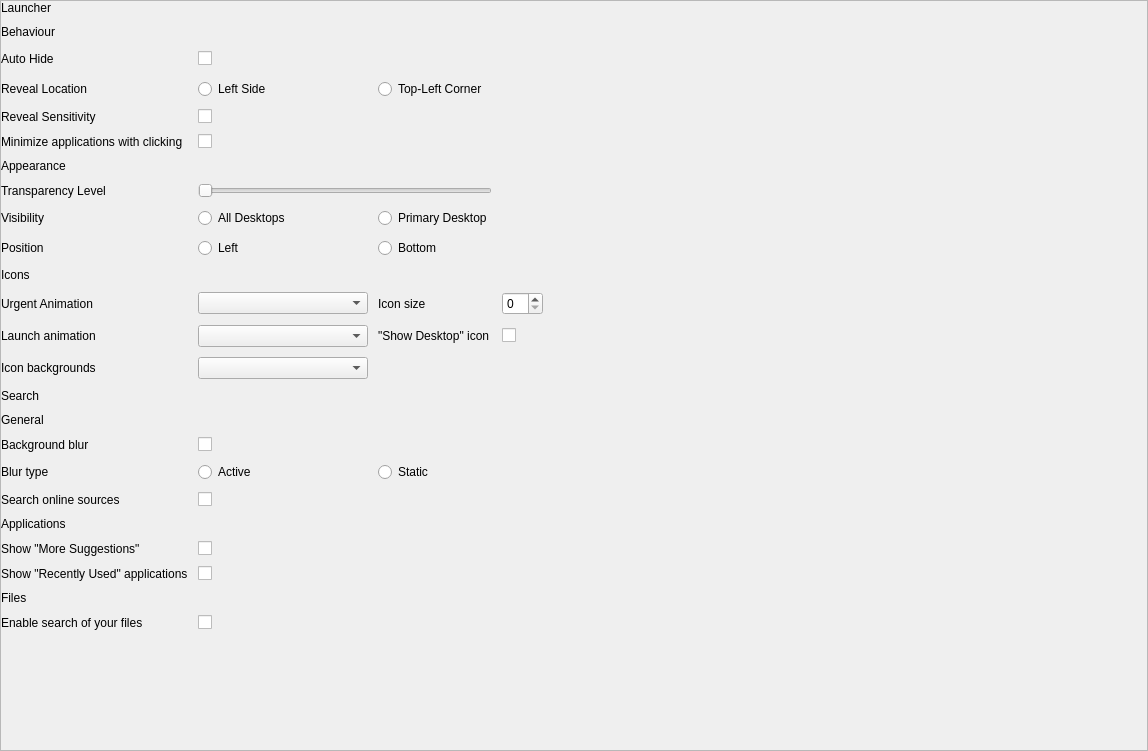
Before: the Qt Designer form stacer/Pages/GnomeSettings/unity_settings.ui in oguzhaninan/Stacer, drawn with Qt 5.
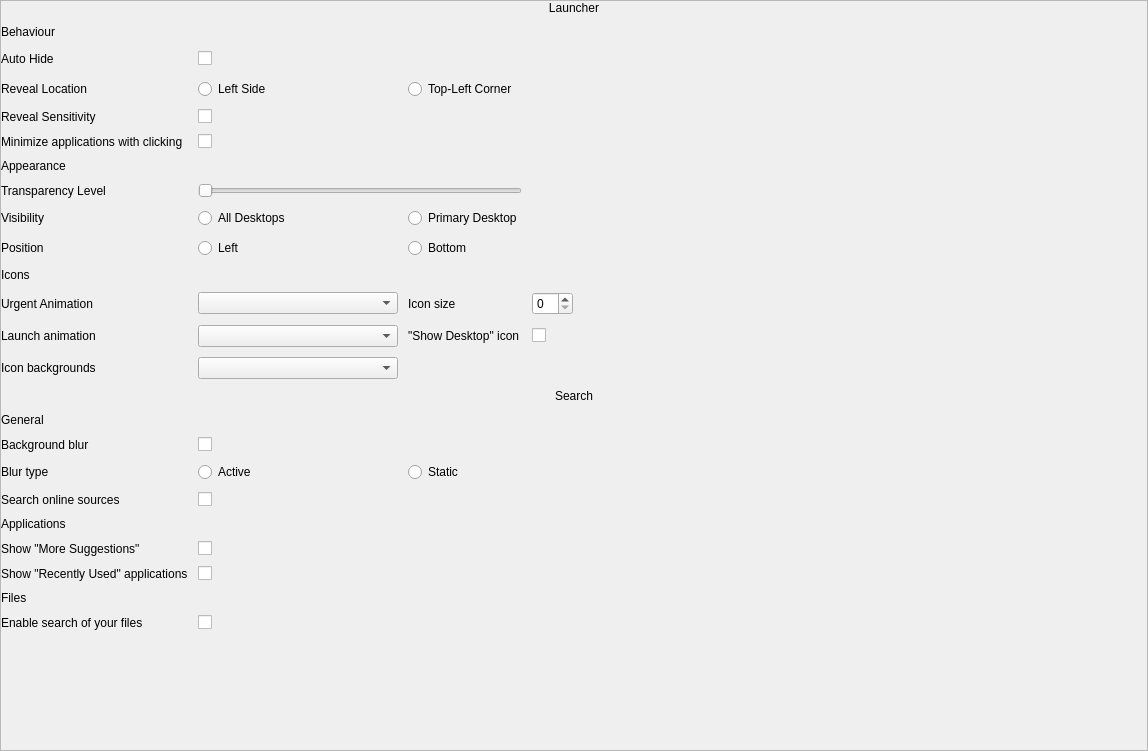
After: the same form once the commit is applied.

Commit message: updated settings design

```diff
--- a/stacer/Pages/GnomeSettings/unity_settings.ui
+++ b/stacer/Pages/GnomeSettings/unity_settings.ui
@@ -67,6 +67,9 @@
          <property name="text">
           <string>Launcher</string>
          </property>
+         <property name="alignment">
+          <set>Qt::AlignCenter</set>
+         </property>
         </widget>
        </item>
        <item row="2" column="0">
@@ -253,13 +256,13 @@
          </property>
          <property name="minimumSize">
           <size>
-           <width>170</width>
+           <width>200</width>
            <height>0</height>
           </size>
          </property>
          <property name="maximumSize">
           <size>
-           <width>250</width>
+           <width>300</width>
            <height>16777215</height>
           </size>
          </property>
@@ -295,13 +298,13 @@
          </property>
          <property name="minimumSize">
           <size>
-           <width>170</width>
+           <width>200</width>
            <height>0</height>
           </size>
          </property>
          <property name="maximumSize">
           <size>
-           <width>250</width>
+           <width>300</width>
            <height>16777215</height>
           </size>
          </property>
@@ -347,13 +350,13 @@
          </property>
          <property name="minimumSize">
           <size>
-           <width>170</width>
+           <width>200</width>
            <height>0</height>
           </size>
          </property>
          <property name="maximumSize">
           <size>
-           <width>250</width>
+           <width>300</width>
            <height>16777215</height>
           </size>
          </property>
@@ -370,6 +373,9 @@
          <property name="text">
           <string>Search</string>
          </property>
+         <property name="alignment">
+          <set>Qt::AlignCenter</set>
+         </property>
         </widget>
        </item>
        <item row="16" column="0">
```
Left out of the diff: 4 changed lines with no effect on the pictures. The commit also changes 3 other files.
